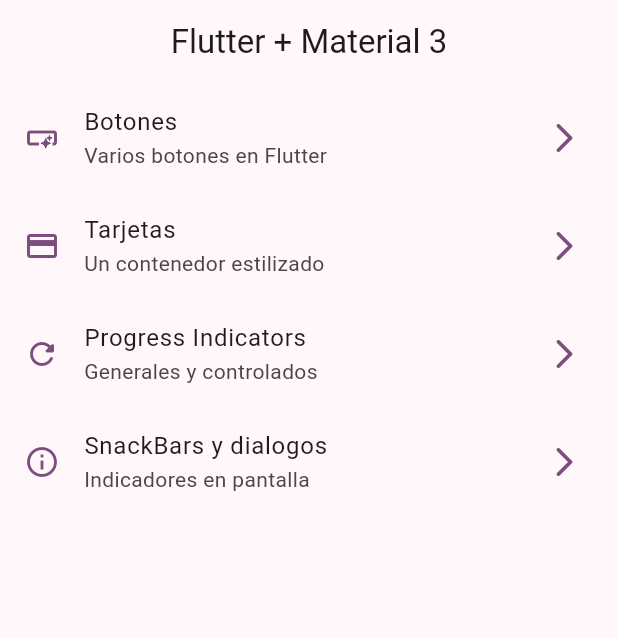
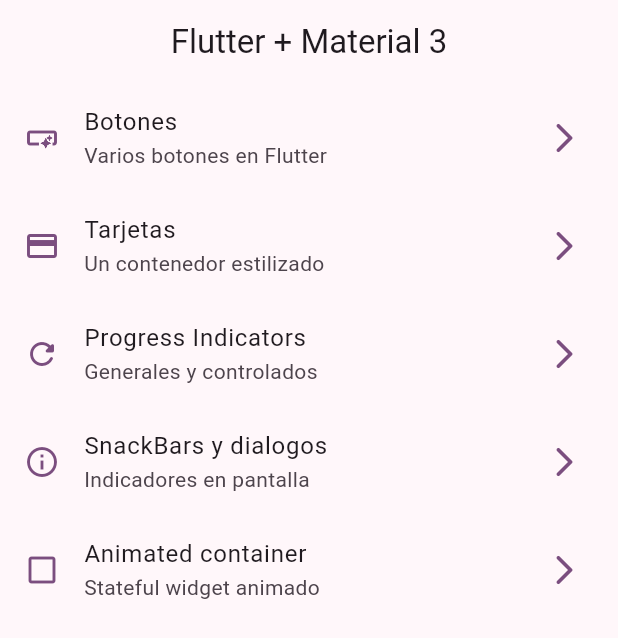
Before and after one commit to IngridFLG/widget_app, a Flutter app: the screen it shows after launch, on a phone screen of 412 x 824 dp. Shown: the top 638 px of the screen. Run offline on Flutter 3.47's test engine with Material 2 defaults, Android fonts, the phone set to English and light mode, and no system bars; our stand-ins replace go_router; missing offline and left inert: dart:ffi.

Commit message:
animated empezado

```diff
--- a/lib/config/menu/menu_items.dart
+++ b/lib/config/menu/menu_items.dart
@@ -46,4 +46,11 @@ const appMenuItems = <MenuItem>[
       icon: Icons.info_outline
     ),
 
+    MenuItem(
+      title: 'Animated container',
+      subtitle: 'Stateful widget animado',
+      link: '/animated',
+      icon: Icons.check_box_outline_blank
+    ),
+
 ];
--- a/lib/config/router/app_router.dart
+++ b/lib/config/router/app_router.dart
@@ -31,6 +31,13 @@ final appRouter = GoRouter(
       path: '/snackbars',
       name: SnackbarScreen.name,
       builder: (context, state) => const SnackbarScreen(),
-    )
+    ),
+
+    GoRoute(
+      path: '/animated',
+      name: AnimatedScreen.name,
+      builder: (context, state) => const AnimatedScreen(),
+    ),
+
   ],
 );
```
Also changed, not shown: lib/presentation/screens/animated/animated_screen.dart (+25 -1 lines).
